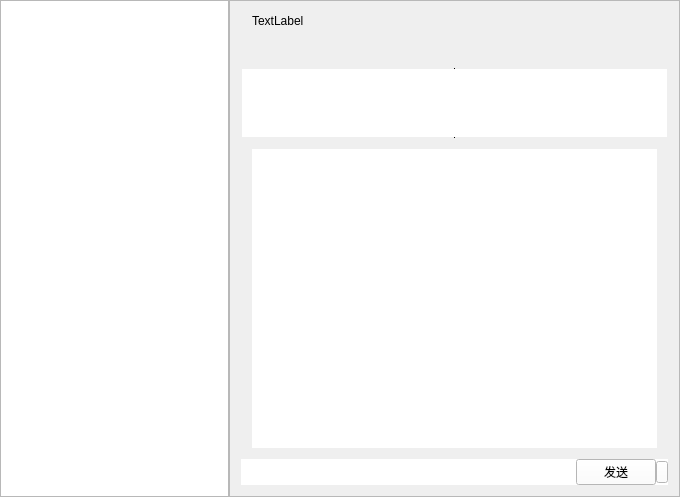
Ying-hw/QQPlugin, file ChatMessagePlugin/ChatMessage.ui: the form before one commit.
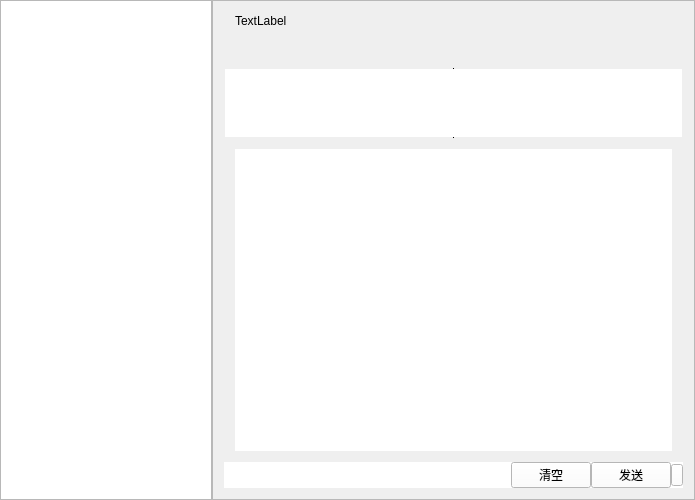
The form after the commit. Icons and pictures are not drawn. Custom widgets are drawn as their Qt base class.

```diff
--- a/ChatMessagePlugin/ChatMessage.ui
+++ b/ChatMessagePlugin/ChatMessage.ui
@@ -6,8 +6,8 @@
    <rect>
     <x>0</x>
     <y>0</y>
-    <width>680</width>
-    <height>497</height>
+    <width>695</width>
+    <height>500</height>
    </rect>
   </property>
   <property name="windowTitle">
@@ -106,6 +106,18 @@
                <bool>false</bool>
               </property>
               <widget class="QTableWidget" name="tab_MessageContent">
+               <property name="sizePolicy">
+                <sizepolicy hsizetype="Expanding" vsizetype="MinimumExpanding">
+                 <horstretch>0</horstretch>
+                 <verstretch>0</verstretch>
+                </sizepolicy>
+               </property>
+               <property name="minimumSize">
+                <size>
+                 <width>0</width>
+                 <height>0</height>
+                </size>
+               </property>
                <property name="frameShape">
                 <enum>QFrame::VLine</enum>
                </property>
@@ -149,11 +161,17 @@
               </widget>
               <widget class="QWidget" name="layoutWidget">
                <layout class="QGridLayout" name="gridLayout_3">
-                <property name="verticalSpacing">
+                <property name="spacing">
                  <number>0</number>
                 </property>
                 <item row="0" column="0">
                  <widget class="QWidget" name="widget_2" native="true">
+                  <property name="sizePolicy">
+                   <sizepolicy hsizetype="Preferred" vsizetype="Preferred">
+                    <horstretch>0</horstretch>
+                    <verstretch>0</verstretch>
+                   </sizepolicy>
+                  </property>
                   <property name="styleSheet">
                    <string notr="true">background-color: rgb(255, 255, 255);</string>
                   </property>
@@ -295,6 +313,12 @@
                 </item>
                 <item row="1" column="0">
                  <widget class="CustomTextEdit" name="TexEditContent">
+                  <property name="sizePolicy">
+                   <sizepolicy hsizetype="Preferred" vsizetype="Preferred">
+                    <horstretch>0</horstretch>
+                    <verstretch>0</verstretch>
+                   </sizepolicy>
+                  </property>
                   <property name="frameShape">
                    <enum>QFrame::NoFrame</enum>
                   </property>
@@ -462,7 +486,7 @@
              </property>
             </spacer>
            </item>
-           <item row="0" column="1">
+           <item row="0" column="2">
             <layout class="QHBoxLayout" name="horizontalLayout">
              <property name="spacing">
               <number>0</number>
@@ -505,6 +529,13 @@
              </item>
             </layout>
            </item>
+           <item row="0" column="1">
+            <widget class="QPushButton" name="BtnClear">
+             <property name="text">
+              <string>清空</string>
+             </property>
+            </widget>
+           </item>
           </layout>
          </widget>
         </item>
```
Left out of the diff: 232 changed lines with no effect on the pictures.
